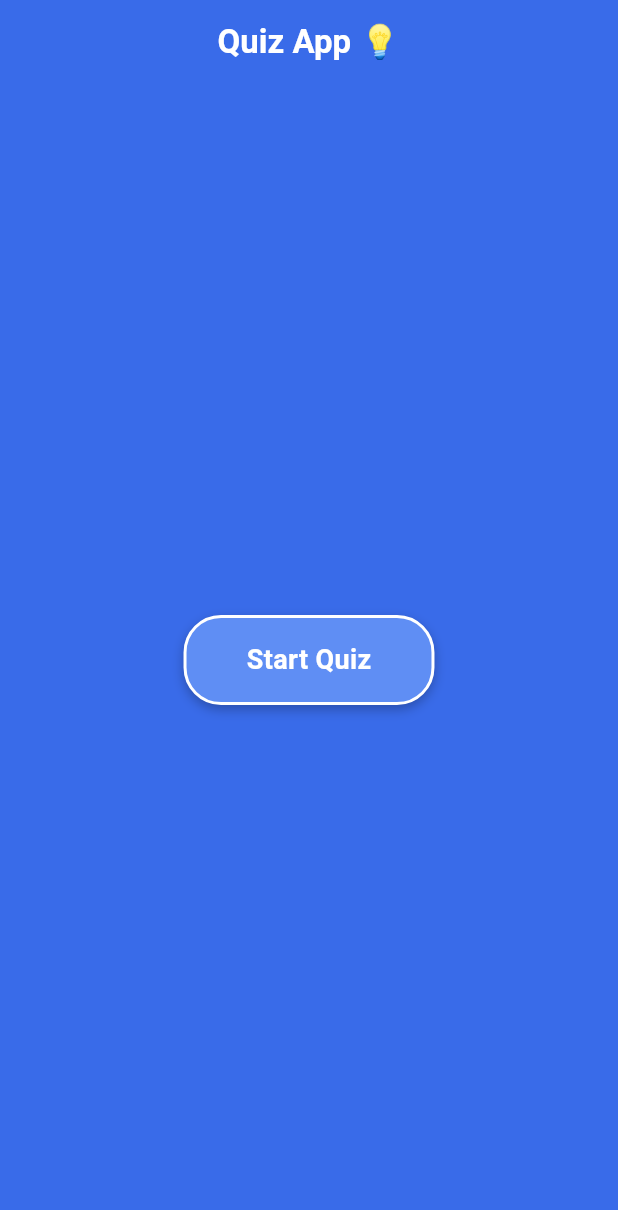
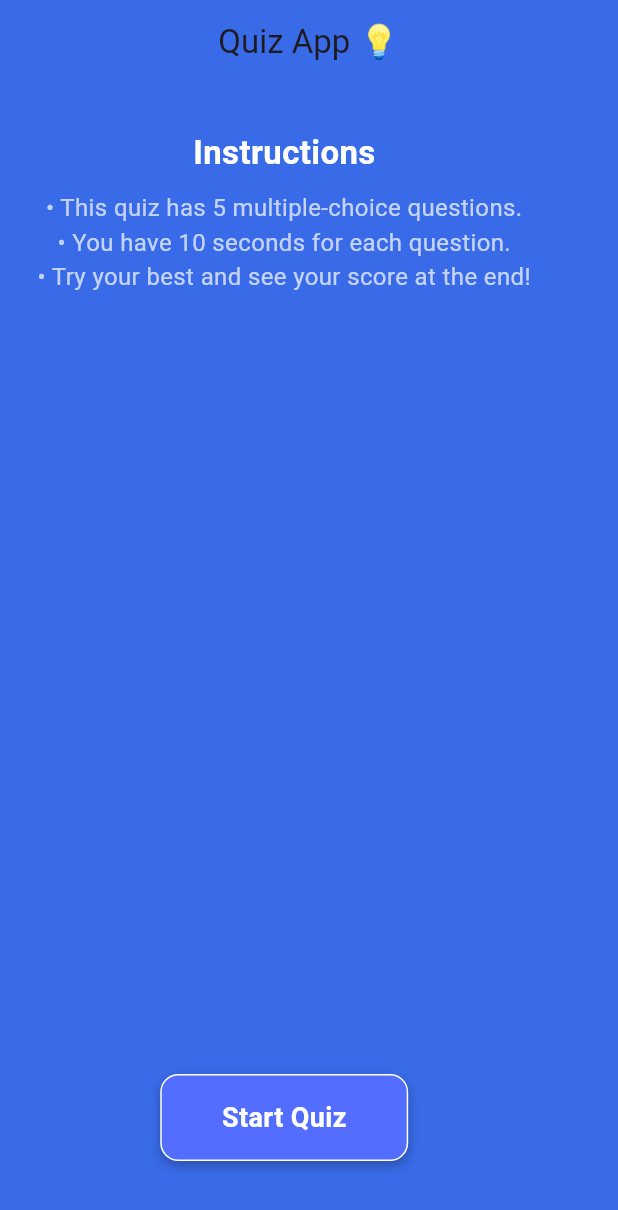
Before and after one commit to M-Attaullah/Quiz_App, a Flutter app: the screen it shows after launch, on a phone screen of 412 x 824 dp. Shown: the top 1210 px of the screen. Run offline on Flutter 3.47's test engine with Material 3 defaults, Android fonts, the phone set to English and light mode, and no system bars.

Commit message:
Updated home_screen UI and .gitignore rules

```diff
--- a/lib/home_screen.dart
+++ b/lib/home_screen.dart
@@ -8,16 +8,39 @@ class HomeScreen extends StatelessWidget {
   Widget build(BuildContext context) {
     return Scaffold(
       appBar: AppBar(
+        title: const Text('Quiz App 💡'),
+        centerTitle: true,
         backgroundColor: const Color(0xFF396BE9),
-        title: const Text(
-          'Quiz App 💡',
-          style: TextStyle(color: Colors.white, fontWeight: FontWeight.bold),
-        ),
-        centerTitle: true,
+        elevation: 0,
       ),
       body: Container(
         color: const Color(0xFF396BE9),
-        child: Center(
+        child: Column(
+          crossAxisAlignment: CrossAxisAlignment.center,
+          children: [
+            const SizedBox(height: 30), // Reduced gap from AppBar
+            const Text(
+              'Instructions',
+              style: TextStyle(
+                fontSize: 22,
+                fontWeight: FontWeight.bold,
+                color: Colors.white,
+              ),
+            ),
+            const SizedBox(height: 10),
+            const Padding(
+              padding: EdgeInsets.symmetric(horizontal: 25.0),
+              child: Text(
+                '• This quiz has 5 multiple-choice questions.\n'
+                '• You have 10 seconds for each question.\n'
+                '• Try your best and see your score at the end!',
+                textAlign: TextAlign.center,
+                style: TextStyle(color: Colors.white70, fontSize: 16),
+              ),
+            ),
+            const Spacer(), // Pushes button to bottom with margin
+            Padding(
+              padding: const EdgeInsets.only(bottom: 50.0), // Bottom spacing
               child: InkWell(
                 onTap: () {
                   Navigator.push(
@@ -27,11 +50,14 @@ class HomeScreen extends StatelessWidget {
                 },
                 borderRadius: BorderRadius.circular(12),
                 child: Container(
-              padding: const EdgeInsets.symmetric(horizontal: 40, vertical: 15),
+                  padding: const EdgeInsets.symmetric(
+                    horizontal: 40,
+                    vertical: 15,
+                  ),
                   decoration: BoxDecoration(
-                color: const Color(0xFF5F8EF4),
-                borderRadius: BorderRadius.circular(25),
-                border: Border.all(color: Colors.white, width: 2),
+                    color: Colors.indigoAccent,
+                    borderRadius: BorderRadius.circular(12),
+                    border: Border.all(color: Colors.white),
                     boxShadow: [
                       BoxShadow(
                         color: Colors.black26,
@@ -51,6 +77,8 @@ class HomeScreen extends StatelessWidget {
                 ),
               ),
             ),
+          ],
+        ),
       ),
     );
   }
```
Lines whose indentation alone changed are shown as unchanged.
